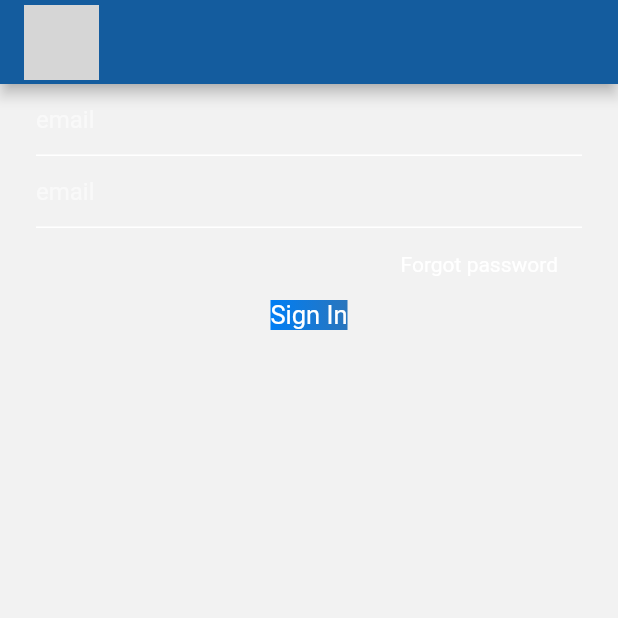
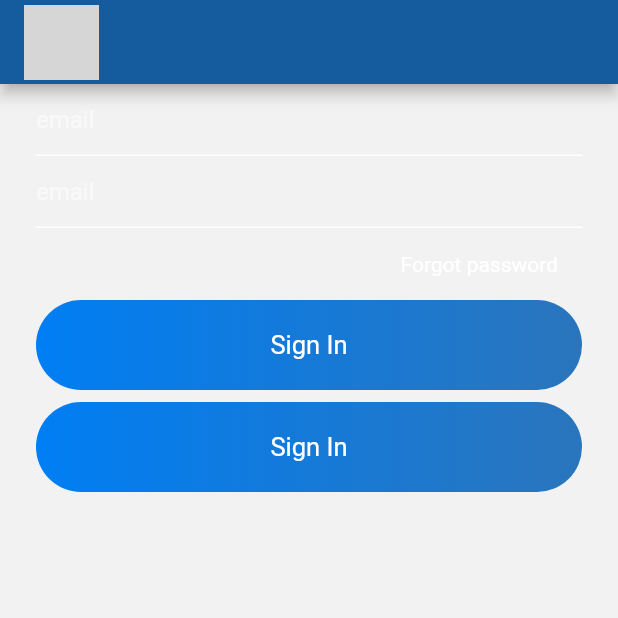
Before and after one commit to vedantpople4/Chat_SignIn_SingUp, a Flutter app: the screen it shows after launch, on a phone screen of 412 x 824 dp, the top half of it. Run offline on Flutter 3.47's test engine with Material 2 defaults, Android fonts, the phone set to English and light mode, and no system bars; grey boxes are pictures that could not be loaded.

Commit message:
Update signin.dart

```diff
--- a/lib/views/signin.dart
+++ b/lib/views/signin.dart
@@ -12,9 +12,8 @@ class _SignInState extends State<SignIn> {
     return Scaffold(
         appBar: appBarMain(context),
         body: Container(
-          padding: EdgeInsets.symmetric(horizontal: 24),
-          child: Column(
-            children: [
+            padding: EdgeInsets.symmetric(horizontal: 24),
+            child: Column(children: [
               TextField(
                   style: simpleTextFieldStyle(),
                   decoration: textFieldInputDecoration("email")),
@@ -33,19 +32,42 @@ class _SignInState extends State<SignIn> {
                 height: 8,
               ),
               Container(
+                alignment: Alignment.center,
+                width: MediaQuery.of(context).size.width,
+                padding: EdgeInsets.symmetric(vertical: 20),
                 decoration: BoxDecoration(
-                    gradient: LinearGradient(colors: [
-                  const Color(0xff007EF4),
-                  const Color(0xff2A75BC)
-                ])),
+                  gradient: LinearGradient(colors: [
+                    const Color(0xff007EF4),
+                    const Color(0xff2A75BC)
+                  ]),
+                  borderRadius: BorderRadius.circular(30),
+                ),
+                child: Text("Sign In",
+                    style: TextStyle(
+                      color: Colors.white,
+                      fontSize: 17,
+                    )),
+              ),
+              SizedBox(
+                height: 8,
+              ),
+              Container(
+                alignment: Alignment.center,
+                width: MediaQuery.of(context).size.width,
+                padding: EdgeInsets.symmetric(vertical: 20),
+                decoration: BoxDecoration(
+                  gradient: LinearGradient(colors: [
+                    const Color(0xff007EF4),
+                    const Color(0xff2A75BC)
+                  ]),
+                  borderRadius: BorderRadius.circular(30),
+                ),
                 child: Text("Sign In",
                     style: TextStyle(
                       color: Colors.white,
                       fontSize: 17,
                     )),
               )
-            ],
-          ),
-        ));
+            ])));
   }
 }
```
